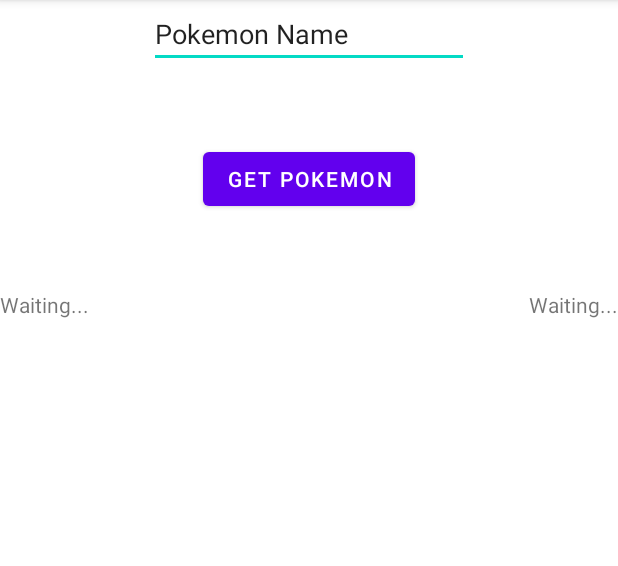
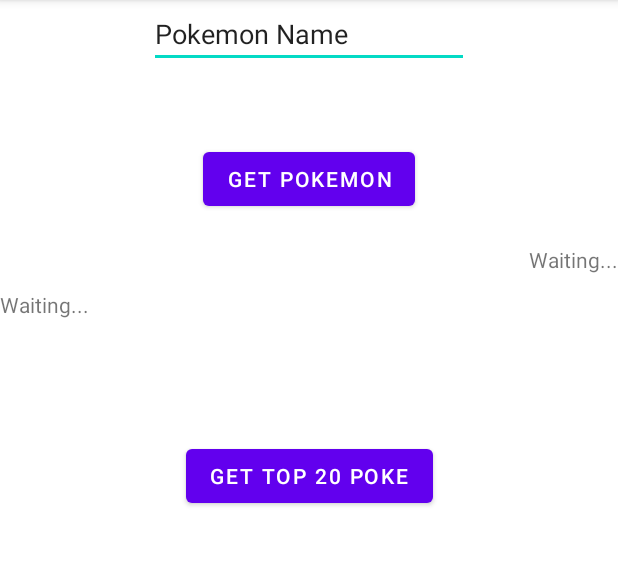
Before and after one commit to mihailarminia/Colocviu2, an Android app: the screen it shows after launch (MainActivity), on a phone screen of 412 x 824 dp, the part 84-650 px from its top. Run offline under Robolectric (Android 15) with nearby library versions, the phone set to English and light mode, and no system bars.

```diff
--- a/app/src/main/java/ro/pub/cs/systems/eim/colocviu2/Constants.java
+++ b/app/src/main/java/ro/pub/cs/systems/eim/colocviu2/Constants.java
@@ -13,4 +13,9 @@ public interface Constants
     final public String JSON_ABILITY_NAME_TAG = "name";
     final public String JSON_TYPE_NAME_TAG = "name";
     final public String SEPARATOR = ":";
+    final public String JSON_POKEMONS_RESULTS_TAG = "results";
+    final public String EMPTY_STRING = "";
+    final public String JSON_POKEMON_NAME_TAG = "name";
+    final public String WAITING_STRING = "Waiting...";
+    final public String SPECIAL_STRING = "SPECIAL POWER";
 }
--- a/app/src/main/java/ro/pub/cs/systems/eim/colocviu2/MainActivity.java
+++ b/app/src/main/java/ro/pub/cs/systems/eim/colocviu2/MainActivity.java
@@ -6,6 +6,7 @@ import android.os.Bundle;
 import android.view.View;
 import android.widget.Button;
 import android.widget.EditText;
+import android.widget.ImageView;
 import android.widget.TextView;
 
 import org.w3c.dom.Text;
@@ -17,6 +18,9 @@ public class MainActivity extends AppCompatActivity
     private Button getPokemonButton = null;
     private TextView abilityTextView = null;
     private TextView typeTextView = null;
+    private ImageView imageView = null;
+
+    private Button get20Button = null;
 
     @Override
     protected void onCreate(Bundle savedInstanceState)
@@ -28,6 +32,9 @@ public class MainActivity extends AppCompatActivity
         getPokemonButton = findViewById(R.id.getPokemonButton);
         abilityTextView = findViewById(R.id.abilityTextView);
         typeTextView = findViewById(R.id.typeTextView);
+        imageView = findViewById(R.id.imageView);
+
+        get20Button = findViewById(R.id.top20Button);
 
         serverThread = new ServerThread();
         serverThread.start();
@@ -37,9 +44,23 @@ public class MainActivity extends AppCompatActivity
             @Override
             public void onClick(View v)
             {
+                abilityTextView.setText(Constants.WAITING_STRING);
+                typeTextView.setText(Constants.WAITING_STRING);
                 ClientThread clientThread = new ClientThread(pokemonEditText.getText().toString(), abilityTextView, typeTextView);
                 clientThread.start();
             }
         });
+
+        get20Button.setOnClickListener(new View.OnClickListener()
+        {
+            @Override
+            public void onClick(View v)
+            {
+                abilityTextView.setText(Constants.WAITING_STRING);
+                typeTextView.setText(Constants.SPECIAL_STRING);
+                SpecialThread specialThread = new SpecialThread(abilityTextView);
+                specialThread.start();
+            }
+        });
     }
 }
--- a/app/src/main/res/layout/activity_main.xml
+++ b/app/src/main/res/layout/activity_main.xml
@@ -40,7 +40,7 @@
         android:id="@+id/typeTextView"
         android:layout_width="wrap_content"
         android:layout_height="wrap_content"
-        android:layout_marginTop="50dp"
+        android:layout_marginTop="20dp"
         android:text="Waiting..."
         app:layout_constraintEnd_toEndOf="parent"
         app:layout_constraintTop_toBottomOf="@+id/getPokemonButton" />
@@ -54,4 +54,14 @@
         app:layout_constraintStart_toStartOf="parent"
         app:layout_constraintTop_toBottomOf="@+id/getPokemonButton"
         tools:srcCompat="@tools:sample/avatars" />
+
+    <Button
+        android:id="@+id/top20Button"
+        android:layout_width="wrap_content"
+        android:layout_height="wrap_content"
+        android:layout_marginTop="50dp"
+        android:text="GET TOP 20 POKE"
+        app:layout_constraintEnd_toEndOf="parent"
+        app:layout_constraintStart_toStartOf="parent"
+        app:layout_constraintTop_toBottomOf="@+id/imageView" />
 </androidx.constraintlayout.widget.ConstraintLayout>
```
Also changed, not shown: app/src/main/java/ro/pub/cs/systems/eim/colocviu2/CommunicationThread.java (+58 -2 lines), app/src/main/java/ro/pub/cs/systems/eim/colocviu2/SpecialThread.java (added, +52 -0 lines).
